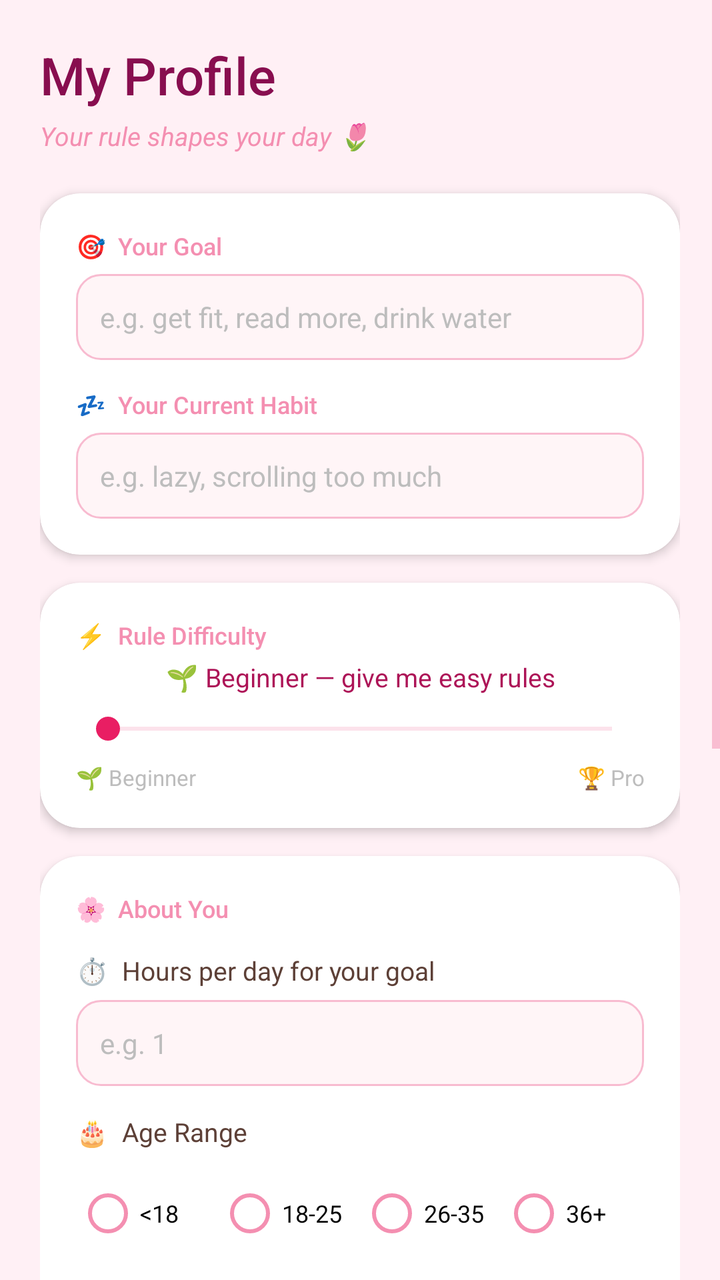
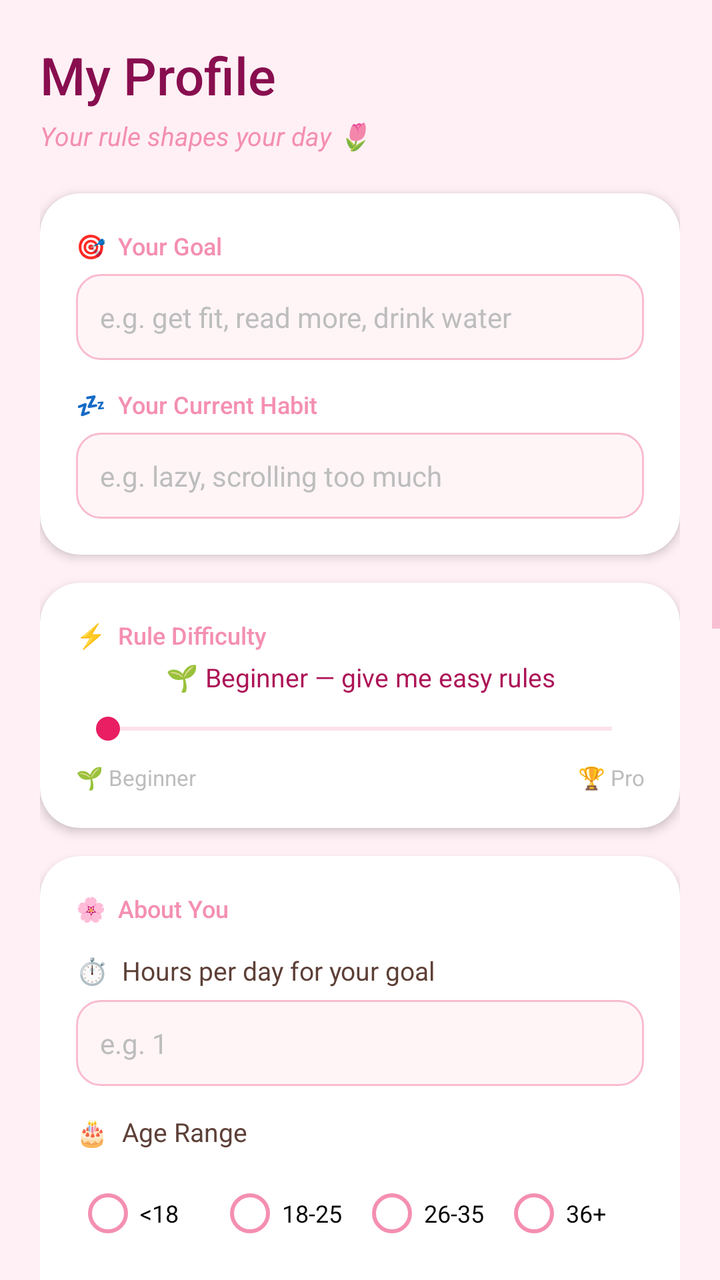

Compare the two renders of this Android layout. The source of the first and the diff that turns it into the second are given below.
<!-- AndroidManifest.xml: application theme Theme.RuleOfTheDay333 -->
<!-- res/layout/fragment_account.xml -->
<?xml version="1.0" encoding="utf-8"?>
<FrameLayout xmlns:android="http://schemas.android.com/apk/res/android"
    xmlns:app="http://schemas.android.com/apk/res-auto"
    android:layout_width="match_parent"
    android:layout_height="match_parent"
    android:background="#FFF0F5">

    <ScrollView
        android:layout_width="match_parent"
        android:layout_height="match_parent">

        <LinearLayout
            android:orientation="vertical"
            android:padding="20dp"
            android:layout_width="match_parent"
            android:layout_height="wrap_content">

            
            <TextView
                android:layout_width="wrap_content"
                android:layout_height="wrap_content"
                android:text="My Profile"
                android:textSize="26sp"
                android:fontFamily="sans-serif-medium"
                android:textColor="#880E4F"
                android:layout_marginBottom="4dp"/>

            <TextView
                android:layout_width="wrap_content"
                android:layout_height="wrap_content"
                android:text="Your rule shapes your day 🌷"
                android:textSize="13sp"
                android:fontFamily="sans-serif"
                android:textStyle="italic"
                android:textColor="#F48FB1"
                android:layout_marginBottom="20dp"/>

            
            <androidx.cardview.widget.CardView
                android:layout_width="match_parent"
                android:layout_height="wrap_content"
                android:layout_marginBottom="14dp"
                app:cardCornerRadius="20dp"
                app:cardElevation="3dp"
                app:cardBackgroundColor="#FFFFFF">

                <LinearLayout
                    android:layout_width="match_parent"
                    android:layout_height="wrap_content"
                    android:orientation="vertical"
                    android:padding="18dp">

                    <TextView
                        android:layout_width="wrap_content"
                        android:layout_height="wrap_content"
                        android:text="🎯  Your Goal"
                        android:textSize="12sp"
                        android:textColor="#F48FB1"
                        android:fontFamily="sans-serif-medium"
                        android:layout_marginBottom="6dp"/>

                    <EditText
                        android:id="@+id/goalInput"
                        android:layout_width="match_parent"
                        android:layout_height="wrap_content"
                        android:hint="e.g. get fit, read more, drink water"
                        android:padding="12dp"
                        android:background="@drawable/input_bg"
                        android:textColor="#5D4037"
                        android:textColorHint="#BDBDBD"
                        android:textSize="14sp"
                        android:layout_marginBottom="14dp"/>

                    <TextView
                        android:layout_width="wrap_content"
                        android:layout_height="wrap_content"
                        android:text="💤  Your Current Habit"
                        android:textSize="12sp"
                        android:textColor="#F48FB1"
                        android:fontFamily="sans-serif-medium"
                        android:layout_marginBottom="6dp"/>

                    <EditText
                        android:id="@+id/habitInput"
                        android:layout_width="match_parent"
                        android:layout_height="wrap_content"
                        android:hint="e.g. lazy, scrolling too much"
                        android:padding="12dp"
                        android:background="@drawable/input_bg"
                        android:textColor="#5D4037"
                        android:textColorHint="#BDBDBD"
                        android:textSize="14sp"/>

                </LinearLayout>
            </androidx.cardview.widget.CardView>

            
            <androidx.cardview.widget.CardView
                android:layout_width="match_parent"
                android:layout_height="wrap_content"
                android:layout_marginBottom="14dp"
                app:cardCornerRadius="20dp"
                app:cardElevation="3dp"
                app:cardBackgroundColor="#FFFFFF">

                <LinearLayout
                    android:layout_width="match_parent"
                    android:layout_height="wrap_content"
                    android:orientation="vertical"
                    android:padding="18dp">

                    <TextView
                        android:layout_width="wrap_content"
                        android:layout_height="wrap_content"
                        android:text="⚡  Rule Difficulty"
                        android:textSize="12sp"
                        android:textColor="#F48FB1"
                        android:fontFamily="sans-serif-medium"
                        android:layout_marginBottom="4dp"/>

                    <TextView
                        android:id="@+id/tvDifficultyLabel"
                        android:layout_width="match_parent"
                        android:layout_height="wrap_content"
                        android:text="🌱 Beginner — give me easy rules"
                        android:textSize="13sp"
                        android:textColor="#AD1457"
                        android:gravity="center"
                        android:layout_marginBottom="8dp"/>

                    <SeekBar
                        android:id="@+id/sliderDifficulty"
                        android:layout_width="match_parent"
                        android:layout_height="wrap_content"
                        android:max="4"
                        android:progress="0"
                        android:progressTint="#F48FB1"
                        android:thumbTint="#E91E63"
                        android:layout_marginBottom="8dp"/>

                    <LinearLayout
                        android:layout_width="match_parent"
                        android:layout_height="wrap_content"
                        android:orientation="horizontal">

                        <TextView
                            android:layout_width="0dp"
                            android:layout_height="wrap_content"
                            android:layout_weight="1"
                            android:text="🌱 Beginner"
                            android:textSize="11sp"
                            android:textColor="#BDBDBD"/>

                        <TextView
                            android:layout_width="0dp"
                            android:layout_height="wrap_content"
                            android:layout_weight="1"
                            android:text="🏆 Pro"
                            android:textSize="11sp"
                            android:textColor="#BDBDBD"
                            android:gravity="end"/>

                    </LinearLayout>
                </LinearLayout>
            </androidx.cardview.widget.CardView>

            
            <androidx.cardview.widget.CardView
                android:layout_width="match_parent"
                android:layout_height="wrap_content"
                android:layout_marginBottom="14dp"
                app:cardCornerRadius="20dp"
                app:cardElevation="3dp"
                app:cardBackgroundColor="#FFFFFF">

                <LinearLayout
                    android:layout_width="match_parent"
                    android:layout_height="wrap_content"
                    android:orientation="vertical"
                    android:padding="18dp">

                    <TextView
                        android:layout_width="wrap_content"
                        android:layout_height="wrap_content"
                        android:text="🌸  About You"
                        android:textSize="12sp"
                        android:textColor="#F48FB1"
                        android:fontFamily="sans-serif-medium"
                        android:layout_marginBottom="14dp"/>

                    
                    <TextView
                        android:layout_width="wrap_content"
                        android:layout_height="wrap_content"
                        android:text="⏱️  Hours per day for your goal"
                        android:textSize="13sp"
                        android:textColor="#5D4037"
                        android:layout_marginBottom="6dp"/>

                    <EditText
                        android:id="@+id/hoursInput"
                        android:layout_width="match_parent"
                        android:layout_height="wrap_content"
                        android:hint="e.g. 1"
                        android:inputType="numberDecimal"
                        android:padding="12dp"
                        android:background="@drawable/input_bg"
                        android:textColor="#5D4037"
                        android:textColorHint="#BDBDBD"
                        android:textSize="14sp"
                        android:layout_marginBottom="14dp"/>

                    
                    <TextView
                        android:layout_width="wrap_content"
                        android:layout_height="wrap_content"
                        android:text="🎂  Age Range"
                        android:textSize="13sp"
                        android:textColor="#5D4037"
                        android:layout_marginBottom="8dp"/>

                    <RadioGroup
                        android:id="@+id/radioAge"
                        android:layout_width="match_parent"
                        android:layout_height="wrap_content"
                        android:orientation="horizontal"
                        android:layout_marginBottom="14dp">

                        <RadioButton android:id="@+id/ageUnder18"
                            android:layout_width="0dp" android:layout_height="wrap_content"
                            android:layout_weight="1" android:text="&lt;18"
                            android:textSize="12sp" android:buttonTint="#F48FB1"/>
                        <RadioButton android:id="@+id/age18to25"
                            android:layout_width="0dp" android:layout_height="wrap_content"
                            android:layout_weight="1" android:text="18-25"
                            android:textSize="12sp" android:buttonTint="#F48FB1"/>
                        <RadioButton android:id="@+id/age26to35"
                            android:layout_width="0dp" android:layout_height="wrap_content"
                            android:layout_weight="1" android:text="26-35"
                            android:textSize="12sp" android:buttonTint="#F48FB1"/>
                        <RadioButton android:id="@+id/age36plus"
                            android:layout_width="0dp" android:layout_height="wrap_content"
                            android:layout_weight="1" android:text="36+"
                            android:textSize="12sp" android:buttonTint="#F48FB1"/>

                    </RadioGroup>

                    
                    <LinearLayout
                        android:layout_width="match_parent"
                        android:layout_height="wrap_content"
                        android:orientation="horizontal"
                        android:gravity="center_vertical"
                        android:layout_marginBottom="12dp">
                        <TextView
                            android:layout_width="0dp" android:layout_height="wrap_content"
                            android:layout_weight="1"
                            android:text="👶  Have kids?"
                            android:textSize="13sp" android:textColor="#5D4037"/>
                        <androidx.appcompat.widget.SwitchCompat
                            android:id="@+id/switchKids"
                            android:layout_width="wrap_content" android:layout_height="wrap_content"
                            android:theme="@style/PinkSwitch"/>
                    </LinearLayout>

                    <LinearLayout
                        android:layout_width="match_parent"
                        android:layout_height="wrap_content"
                        android:orientation="horizontal"
                        android:gravity="center_vertical"
                        android:layout_marginBottom="12dp">
                        <TextView
                            android:layout_width="0dp" android:layout_height="wrap_content"
                            android:layout_weight="1"
                            android:text="🐾  Have pets?"
                            android:textSize="13sp" android:textColor="#5D4037"/>
                        <androidx.appcompat.widget.SwitchCompat
                            android:id="@+id/switchPets"
                            android:layout_width="wrap_content" android:layout_height="wrap_content"
                            android:theme="@style/PinkSwitch"/>
                    </LinearLayout>

                    <LinearLayout
                        android:layout_width="match_parent"
                        android:layout_height="wrap_content"
                        android:orientation="horizontal"
                        android:gravity="center_vertical"
                        android:layout_marginBottom="12dp">
                        <TextView
                            android:layout_width="0dp" android:layout_height="wrap_content"
                            android:layout_weight="1"
                            android:text="🏙️  Living in a city?"
                            android:textSize="13sp" android:textColor="#5D4037"/>
                        <androidx.appcompat.widget.SwitchCompat
                            android:id="@+id/switchCity"
                            android:layout_width="wrap_content" android:layout_height="wrap_content"
                            android:theme="@style/PinkSwitch"/>
                    </LinearLayout>

                    <LinearLayout
                        android:layout_width="match_parent"
                        android:layout_height="wrap_content"
                        android:orientation="horizontal"
                        android:gravity="center_vertical">
                        <TextView
                            android:layout_width="0dp" android:layout_height="wrap_content"
                            android:layout_weight="1"
                            android:text="🏠  Work from home?"
                            android:textSize="13sp" android:textColor="#5D4037"/>
                        <androidx.appcompat.widget.SwitchCompat
                            android:id="@+id/switchWFH"
                            android:layout_width="wrap_content" android:layout_height="wrap_content"
                            android:theme="@style/PinkSwitch"/>
                    </LinearLayout>

                </LinearLayout>
            </androidx.cardview.widget.CardView>

            
            <androidx.cardview.widget.CardView
                android:layout_width="match_parent"
                android:layout_height="wrap_content"
                android:layout_marginBottom="28dp"
                app:cardCornerRadius="32dp"
                app:cardElevation="6dp"
                app:cardBackgroundColor="#F48FB1">

                <TextView
                    android:id="@+id/saveButton"
                    android:layout_width="match_parent"
                    android:layout_height="56dp"
                    android:text="Save Profile 🌸"
                    android:gravity="center"
                    android:textSize="16sp"
                    android:fontFamily="sans-serif-medium"
                    android:textColor="#FFFFFF"
                    android:background="?attr/selectableItemBackground"/>

            </androidx.cardview.widget.CardView>
            
            <androidx.cardview.widget.CardView
                android:layout_width="match_parent"
                android:layout_height="wrap_content"
                android:layout_marginBottom="28dp"
                app:cardCornerRadius="20dp"
                app:cardElevation="3dp"
                app:cardBackgroundColor="#FFFFFF">

                <LinearLayout
                    android:layout_width="match_parent"
                    android:layout_height="wrap_content"
                    android:orientation="vertical">

                    
                    <TextView
                        android:id="@+id/tvHistoryToggle"
                        android:layout_width="match_parent"
                        android:layout_height="wrap_content"
                        android:text="📖 Rule History  ▼"
                        android:textSize="15sp"
                        android:fontFamily="sans-serif-medium"
                        android:textColor="#AD1457"
                        android:padding="18dp"
                        android:background="?attr/selectableItemBackground"/>

                    
                    <View
                        android:layout_width="match_parent"
                        android:layout_height="1dp"
                        android:background="#F8BBD0"/>

                    
                    <LinearLayout
                        android:id="@+id/historyContainer"
                        android:layout_width="match_parent"
                        android:layout_height="wrap_content"
                        android:orientation="vertical"
                        android:padding="12dp"
                        android:visibility="gone"/>

                </LinearLayout>
            </androidx.cardview.widget.CardView>
        </LinearLayout>
    </ScrollView>
</FrameLayout>
<!-- resources referenced by this layout -->
<resources>
  <!-- drawable input_bg (drawable) -->
  <?xml version="1.0" encoding="utf-8"?>
  <shape xmlns:android="http://schemas.android.com/apk/res/android"
      android:shape="rectangle">
      <solid android:color="#FFF5F7"/>
      <corners android:radius="12dp"/>
      <stroke android:width="1dp" android:color="#F8BBD0"/>
  </shape>
  <style name="PinkSwitch" parent="Theme.MaterialComponents.DayNight">
          <item name="colorControlActivated">#F48FB1</item>
          <item name="colorSwitchThumbNormal">#BDBDBD</item>
      </style>
  <style name="Theme.RuleOfTheDay333" parent="Theme.MaterialComponents.DayNight.NoActionBar">
  
          <item name="colorPrimary">#F48FB1</item>
          <item name="colorOnPrimary">#FFFFFF</item>
          <item name="colorPrimaryContainer">#FCE4EC</item>
          <item name="colorOnPrimaryContainer">#880E4F</item>
          <item name="colorSecondary">#CE93D8</item>
          <item name="colorOnSecondary">#FFFFFF</item>
          <item name="android:colorBackground">#FFF0F5</item>
          <item name="colorOnBackground">#880E4F</item>
          <item name="colorSurface">#FFFFFF</item>
          <item name="colorOnSurface">#5D4037</item>
          <item name="colorControlNormal">#F48FB1</item>
          <item name="colorSurfaceVariant">#FCE4EC</item>
          <item name="colorOnSurfaceVariant">#AD1457</item>
          <item name="android:textColorPrimary">@color/text_primary_day</item>
          <item name="android:textColorSecondary">@color/text_secondary_day</item>
          <item name="android:windowBackground">#FFF0F5</item>
  
      </style>
  <color name="text_primary_day">#5D4037</color>
  <color name="text_secondary_day">#F48FB1</color>
</resources>

<!-- the commit's change to res/layout/fragment_account.xml (unified diff, before → after) -->
@@ -336,7 +336,92 @@
                     android:textColor="#FFFFFF"
                     android:background="?attr/selectableItemBackground"/>
 
-            </androidx.cardview.widget.CardView>
+
+            </androidx.cardview.widget.CardView>
+
+
+
+            
+            <androidx.cardview.widget.CardView
+                android:layout_width="match_parent"
+                android:layout_height="wrap_content"
+                android:layout_marginBottom="14dp"
+                app:cardCornerRadius="20dp"
+                app:cardElevation="3dp"
+                app:cardBackgroundColor="#FFFFFF">
+
+                <LinearLayout
+                    android:layout_width="match_parent"
+                    android:layout_height="wrap_content"
+                    android:orientation="vertical"
+                    android:padding="18dp">
+
+                    
+                    <TextView
+                        android:layout_width="wrap_content"
+                        android:layout_height="wrap_content"
+                        android:text="💡  Get AI Advice"
+                        android:textSize="12sp"
+                        android:textColor="#F48FB1"
+                        android:fontFamily="sans-serif-medium"
+                        android:layout_marginBottom="8dp"/>
+
+                    
+                    <EditText
+                        android:id="@+id/advicePreferenceInput"
+                        android:layout_width="match_parent"
+                        android:layout_height="wrap_content"
+                        android:hint="How do you want the advice? (e.g. bullet points, short, detailed...)"
+                        android:padding="12dp"
+                        android:background="@drawable/input_bg"
+                        android:textColor="#5D4037"
+                        android:textColorHint="#BDBDBD"
+                        android:textSize="14sp"
+                        android:inputType="textMultiLine"
+                        android:maxLines="2"
+                        android:layout_marginBottom="12dp"/>
+
+                    
+                    <androidx.cardview.widget.CardView
+                        android:layout_width="match_parent"
+                        android:layout_height="wrap_content"
+                        android:layout_marginBottom="12dp"
+                        app:cardCornerRadius="32dp"
+                        app:cardElevation="4dp"
+                        app:cardBackgroundColor="#C44FD6"
+                        xmlns:app="http://schemas.android.com/apk/res-auto">
+
+                        <Button
+                            android:id="@+id/btnGetAdvice"
+                            android:layout_width="match_parent"
+                            android:layout_height="52dp"
+                            android:text="Wanna get an advice? 💡"
+                            android:textAllCaps="false"
+                            android:textSize="15sp"
+                            android:textColor="#FFFFFF"
+                            android:background="?attr/selectableItemBackground"/>
+
+                    </androidx.cardview.widget.CardView>
+
+                    
+                    <TextView
+                        android:id="@+id/tvAdviceResult"
+                        android:layout_width="match_parent"
+                        android:layout_height="wrap_content"
+                        android:text=""
+                        android:textSize="14sp"
+                        android:textColor="#4A148C"
+                        android:lineSpacingMultiplier="1.4"
+                        android:padding="12dp"
+                        android:background="#F3E5F5"
+                        android:visibility="gone"/>
+
+                </LinearLayout>
+            </androidx.cardview.widget.CardView>
+
+
+
+
             
             <androidx.cardview.widget.CardView
                 android:layout_width="match_parent"
